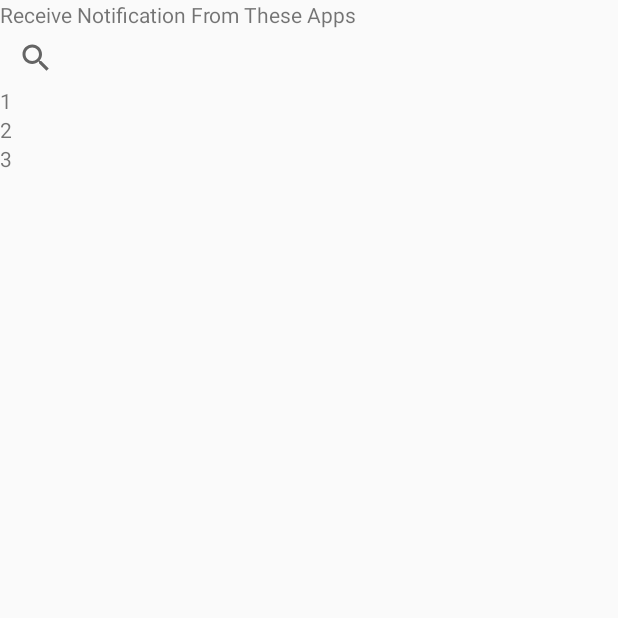
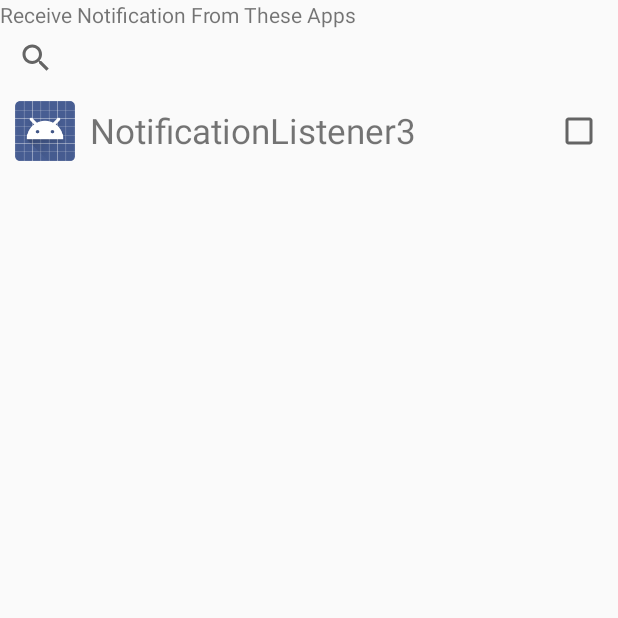
Before and after one commit to Jiazheng411/NotificationBlocker, an Android app: the SettingNotificationActivity screen opened directly, with no data from a screen before it, on a phone screen of 412 x 824 dp, the top half of it. Run offline under Robolectric (Android 15) with nearby library versions, the phone set to English and light mode, and no system bars.

Commit message:
feat(notification ui) recyclerview ui

```diff
--- a/app/src/main/java/com/example/notificationlistener3/MyAdapter.java
+++ b/app/src/main/java/com/example/notificationlistener3/MyAdapter.java
@@ -1,29 +1,107 @@
+//package com.example.notificationlistener3;
+//
+//import android.view.LayoutInflater;
+//import android.view.ViewGroup;
+//import android.widget.TextView;
+//
+//import androidx.recyclerview.widget.RecyclerView;
+//
+//public class MyAdapter extends RecyclerView.Adapter<MyAdapter.MyViewHolder>{
+//    private String[] mDataset;
+//
+//    // Provide a reference to the views for each data item
+//    // Complex data items may need more than one view per item, and
+//    // you provide access to all the views for a data item in a view holder
+//    public static class MyViewHolder extends RecyclerView.ViewHolder {
+//        // each data item is just a string in this case
+//        public TextView textView;
+//        public MyViewHolder(TextView v) {
+//            super(v);
+//            textView = v;
+//        }
+//    }
+//
+//    // Provide a suitable constructor (depends on the kind of dataset)
+//    public MyAdapter(String[] myDataset) {
+//        mDataset = myDataset;
+//    }
+//
+//    // Create new views (invoked by the layout manager)
+//    @Override
+//    public MyAdapter.MyViewHolder onCreateViewHolder(ViewGroup parent,
+//                                                     int viewType) {
+//        // create a new view
+//        TextView v = (TextView) LayoutInflater.from(parent.getContext())
+//                .inflate(R.layout.single_app_row_view, parent, false);
+//        MyViewHolder vh = new MyViewHolder(v);
+//        return vh;
+//    }
+//
+//    // Replace the contents of a view (invoked by the layout manager)
+//    @Override
+//    public void onBindViewHolder(MyViewHolder holder, int position) {
+//        // - get element from your dataset at this position
+//        // - replace the contents of the view with that element
+//        holder.textView.setText(mDataset[position]);
+//
+//    }
+//
+//    // Return the size of your dataset (invoked by the layout manager)
+//    @Override
+//    public int getItemCount() {
+//        return mDataset.length;
+//    }
+//}
+
+
 package com.example.notificationlistener3;
 
+import android.content.Context;
+import android.content.SharedPreferences;
+import android.content.pm.ApplicationInfo;
+import android.content.pm.PackageManager;
+import android.preference.PreferenceManager;
 import android.view.LayoutInflater;
+import android.view.View;
 import android.view.ViewGroup;
+import android.widget.CheckBox;
+import android.widget.ImageView;
 import android.widget.TextView;
 
 import androidx.recyclerview.widget.RecyclerView;
 
+import java.util.Arrays;
+import java.util.HashSet;
+import java.util.List;
+
 public class MyAdapter extends RecyclerView.Adapter<MyAdapter.MyViewHolder>{
-    private String[] mDataset;
+    private PackageManager packageManager;
+    private LayoutInflater mLayoutInflater;
+    private List<ApplicationInfo> apps;
+    private SharedPreferences mSharedPreferences;
 
     // Provide a reference to the views for each data item
     // Complex data items may need more than one view per item, and
     // you provide access to all the views for a data item in a view holder
     public static class MyViewHolder extends RecyclerView.ViewHolder {
         // each data item is just a string in this case
-        public TextView textView;
-        public MyViewHolder(TextView v) {
-            super(v);
-            textView = v;
+        ImageView icon;
+        TextView name;
+        CheckBox status;
+        public MyViewHolder(View view) {
+            super(view);
+            icon = view.findViewById(R.id.app_icon);
+            name = view.findViewById(R.id.app_name);
+            status = view.findViewById(R.id.app_status);
         }
     }
 
     // Provide a suitable constructor (depends on the kind of dataset)
-    public MyAdapter(String[] myDataset) {
-        mDataset = myDataset;
+    public MyAdapter(Context context, List<ApplicationInfo> apps) {
+        this.apps = apps;
+        packageManager = context.getPackageManager();
+        mLayoutInflater = LayoutInflater.from(context);
+        mSharedPreferences = context.getSharedPreferences("setting", 0);
     }
 
     // Create new views (invoked by the layout manager)
@@ -31,10 +109,8 @@ public class MyAdapter extends RecyclerView.Adapter<MyAdapter.MyViewHolder>{
     public MyAdapter.MyViewHolder onCreateViewHolder(ViewGroup parent,
                                                      int viewType) {
         // create a new view
-        TextView v = (TextView) LayoutInflater.from(parent.getContext())
-                .inflate(R.layout.single_app_row_view, parent, false);
-        MyViewHolder vh = new MyViewHolder(v);
-        return vh;
+        View view = mLayoutInflater.inflate(R.layout.single_app_row,parent,false);
+        return new MyViewHolder(view);
     }
 
     // Replace the contents of a view (invoked by the layout manager)
@@ -42,13 +118,17 @@ public class MyAdapter extends RecyclerView.Adapter<MyAdapter.MyViewHolder>{
     public void onBindViewHolder(MyViewHolder holder, int position) {
         // - get element from your dataset at this position
         // - replace the contents of the view with that element
-        holder.textView.setText(mDataset[position]);
+        ApplicationInfo app = apps.get(position);
+        HashSet<String> notBlocked = new HashSet<>(Arrays.asList(mSharedPreferences.getString(Util_String.APPS_RECEIVing_NOTIFICATION, "").split(";")));
 
+        holder.icon.setImageDrawable(app.loadIcon(packageManager));
+        holder.name.setText(app.loadLabel(packageManager));
+        holder.status.setChecked(notBlocked.contains(app.packageName));
     }
 
-    // Return the size of your dataset (invoked by the layout manager)
+    // Return the size of your apps (invoked by the layout manager)
     @Override
     public int getItemCount() {
-        return mDataset.length;
+        return apps.size();
     }
 }
--- a/app/src/main/java/com/example/notificationlistener3/SettingNotificationActivity.java
+++ b/app/src/main/java/com/example/notificationlistener3/SettingNotificationActivity.java
@@ -2,6 +2,7 @@ package com.example.notificationlistener3;
 
 import android.content.SharedPreferences;
 import android.content.pm.ApplicationInfo;
+import android.content.pm.PackageInfo;
 import android.content.pm.PackageManager;
 import android.os.Bundle;
 import android.preference.PreferenceManager;
@@ -46,11 +47,10 @@ public class SettingNotificationActivity extends AppCompatActivity {
         // use a linear layout manager
         layoutManager = new LinearLayoutManager(this);
         recyclerView.setLayoutManager(layoutManager);
-        String[] myDataset = {"1","2","3"};
+        List<ApplicationInfo> apps = manager.getInstalledApplications(0);
 
         // specify an adapter (see also next example)
-        mAdapter = new MyAdapter(myDataset);
+        mAdapter = new MyAdapter(SettingNotificationActivity.this, apps);
         recyclerView.setAdapter(mAdapter);
     }
-
 }
--- a/app/src/main/res/layout/single_app_row.xml
+++ b/app/src/main/res/layout/single_app_row.xml
@@ -5,7 +5,7 @@
     android:layout_width="match_parent"
     android:layout_height="wrap_content"
     android:gravity="center_vertical"
-    android:padding="20dp">
+    android:padding="10dp">
     <ImageView
         android:id="@+id/app_icon"
         android:contentDescription="@string/app_icon_desc"
@@ -24,7 +24,7 @@
         tools:ignore="RtlSymmetry"/>
 
     <CheckBox
-        android:id="@+id/app_hide"
+        android:id="@+id/app_status"
         android:layout_width="wrap_content"
         android:layout_height="21dp" />
 
--- a/app/src/main/res/layout/single_app_row_view.xml
+++ /dev/null
@@ -1,5 +0,0 @@
-<?xml version="1.0" encoding="utf-8"?>
-<TextView xmlns:android="http://schemas.android.com/apk/res/android"
-    android:orientation="vertical" android:layout_width="match_parent"
-    android:layout_height="wrap_content">
-</TextView>
```
